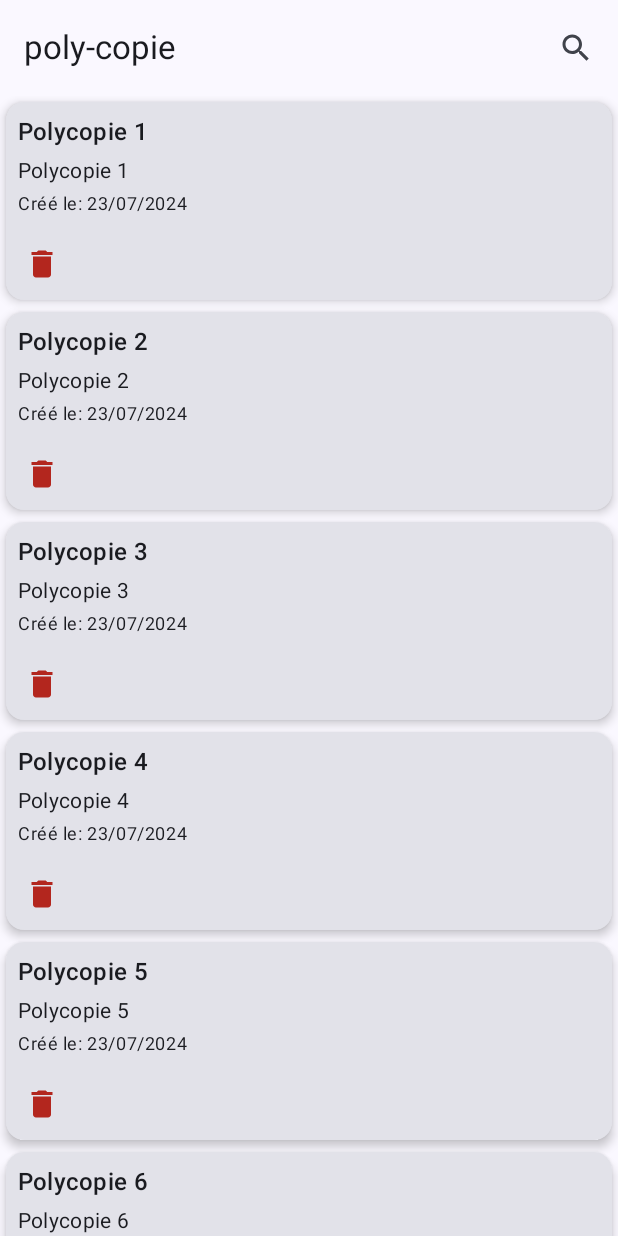
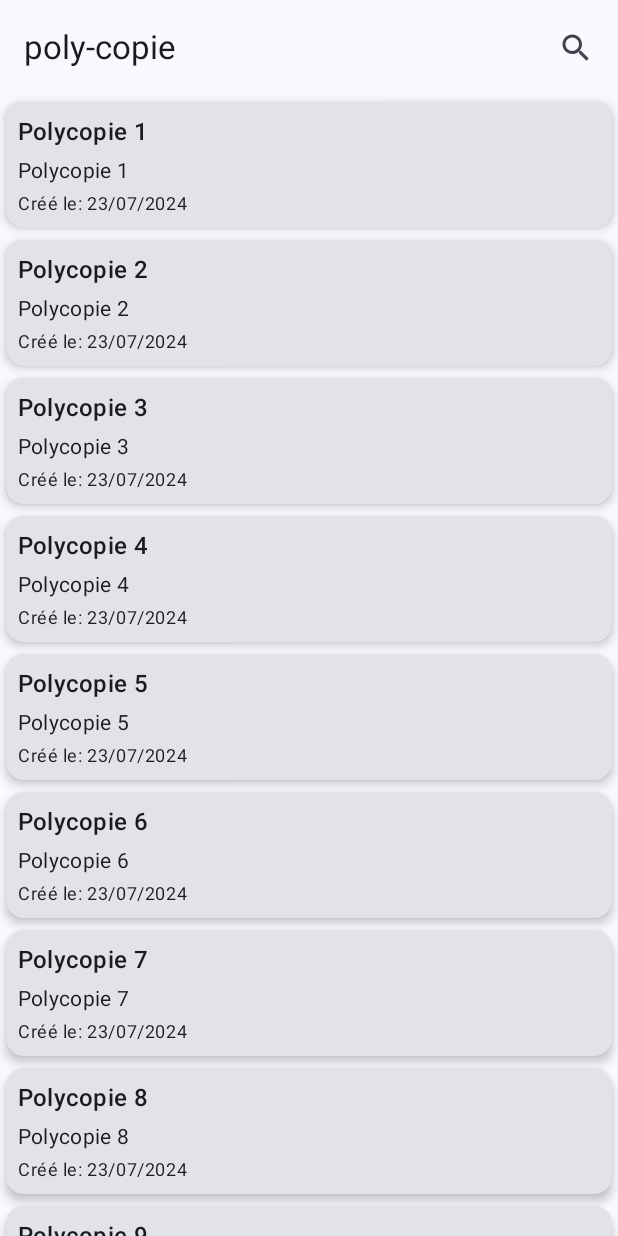
Before and after one commit to benaja-bendo/poly-copie, an Android app built with Jetpack Compose: the screen it shows after launch (MainActivity), on a phone screen of 412 x 824 dp. Run offline under Robolectric (Android 15) with nearby library versions, the phone set to English and light mode, and no system bars.

Commit message:
add click to DetailsPolycopie.kt

```diff
--- a/app/build.gradle.kts
+++ b/app/build.gradle.kts
@@ -59,6 +59,7 @@ dependencies {
     implementation(libs.androidx.ui.graphics)
     implementation(libs.androidx.ui.tooling.preview)
     implementation(libs.androidx.material3)
+    implementation(libs.androidx.navigation.compose)
     testImplementation(libs.junit)
     androidTestImplementation(libs.androidx.junit)
     androidTestImplementation(libs.androidx.espresso.core)
--- a/app/src/main/java/com/bgrfacile/poly_copie/MainActivity.kt
+++ b/app/src/main/java/com/bgrfacile/poly_copie/MainActivity.kt
@@ -6,37 +6,32 @@ import androidx.activity.ComponentActivity
 import androidx.activity.compose.setContent
 import androidx.activity.enableEdgeToEdge
 import androidx.annotation.RequiresApi
-import androidx.compose.material.icons.Icons
-import androidx.compose.material.icons.filled.Search
-import androidx.compose.material3.ExperimentalMaterial3Api
-import androidx.compose.material3.Icon
-import androidx.compose.material3.IconButton
 import androidx.compose.material3.Scaffold
-import androidx.compose.material3.Text
-import androidx.compose.material3.TopAppBar
+import androidx.navigation.compose.NavHost
+import androidx.navigation.compose.composable
+import androidx.navigation.compose.rememberNavController
 import com.bgrfacile.poly_copie.ui.theme.PolycopieTheme
 
 class MainActivity : ComponentActivity() {
-    @OptIn(ExperimentalMaterial3Api::class)
+
     @RequiresApi(Build.VERSION_CODES.O)
     override fun onCreate(savedInstanceState: Bundle?) {
         super.onCreate(savedInstanceState)
         enableEdgeToEdge()
         setContent {
             PolycopieTheme {
+                val navController = rememberNavController()
+
                 Scaffold(
-                    topBar = {
-                        TopAppBar(
-                            title = { Text(text = "poly-copie") },
-                            actions = {
-                                IconButton(onClick = { /* Gérer le clic ici */ }) {
-                                    Icon(Icons.Filled.Search, contentDescription = "Rechercher")
-                                }
+                    topBar = {topBar()},
+                    content = { paddingValues ->
+                        NavHost(navController = navController, startDestination = "main") {
+                            composable("main") { TodoListPage(navController, paddingValues) }
+                            composable("details/{itemId}") { backStackEntry ->
+                                val itemId = backStackEntry.arguments?.getString("itemId")
+                                DetailsPolycopie(itemId ?: "",paddingValues)
                             }
-                        )
-                    },
-                    content = { paddingValues ->
-                        TodoListPage(paddingValues)
+                        }
                     }
                 )
             }
--- a/app/src/main/java/com/bgrfacile/poly_copie/Polycopie.kt
+++ b/app/src/main/java/com/bgrfacile/poly_copie/Polycopie.kt
@@ -15,7 +15,7 @@ data class Polycopie(
 
 @RequiresApi(Build.VERSION_CODES.O)
 fun getFakePolycopie(): List<Polycopie> {
-    return listOf<Polycopie>(
+    return listOf(
         Polycopie(1, "Polycopie 1", "Polycopie 1", Date.from(Instant.now())),
         Polycopie(2, "Polycopie 2", "Polycopie 2", Date.from(Instant.now())),
         Polycopie(3, "Polycopie 3", "Polycopie 3", Date.from(Instant.now())),
@@ -28,3 +28,7 @@ fun getFakePolycopie(): List<Polycopie> {
         Polycopie(10, "Polycopie 10", "Polycopie 10", Date.from(Instant.now())),
     )
 }
+
+fun getFakePolycopieById(id: Int): Polycopie? {
+    return getFakePolycopie().find { it.id == id }
+}
--- a/app/src/main/java/com/bgrfacile/poly_copie/TodoListePage.kt
+++ b/app/src/main/java/com/bgrfacile/poly_copie/TodoListePage.kt
@@ -2,6 +2,7 @@ package com.bgrfacile.poly_copie
 
 import android.os.Build
 import androidx.annotation.RequiresApi
+import androidx.compose.foundation.clickable
 import androidx.compose.foundation.layout.Column
 import androidx.compose.foundation.layout.PaddingValues
 import androidx.compose.foundation.layout.Spacer
@@ -13,19 +14,17 @@ import androidx.compose.foundation.lazy.LazyColumn
 import androidx.compose.foundation.lazy.itemsIndexed
 import androidx.compose.material3.Card
 import androidx.compose.material3.CardDefaults
-import androidx.compose.material3.Icon
-import androidx.compose.material3.IconButton
 import androidx.compose.material3.MaterialTheme
 import androidx.compose.material3.Text
 import androidx.compose.runtime.Composable
 import androidx.compose.ui.Modifier
-import androidx.compose.ui.res.painterResource
 import androidx.compose.ui.unit.dp
+import androidx.navigation.NavController
 import java.text.SimpleDateFormat
 
 @RequiresApi(Build.VERSION_CODES.O)
 @Composable
-fun TodoListPage(paddingValues: PaddingValues) {
+fun TodoListPage(navController: NavController, paddingValues: PaddingValues) {
     val todoList = getFakePolycopie()
 
     Column(
@@ -35,18 +34,21 @@ fun TodoListPage(paddingValues: PaddingValues) {
     ) {
         LazyColumn {
             itemsIndexed(todoList) { _, todo ->
-                PolycopieItem(todo)
+                PolycopieItem(todo){
+                    navController.navigate("details/${todo.id}")
+                }
             }
         }
     }
 }
 
 @Composable
-fun PolycopieItem(item: Polycopie) {
+fun PolycopieItem(item: Polycopie,onClick: () -> Unit) {
     Card(
         modifier = Modifier
             .fillMaxWidth()
-            .padding(4.dp),
+            .padding(4.dp)
+            .clickable(onClick = onClick),
         elevation = CardDefaults.cardElevation(defaultElevation = 4.dp)
     ) {
         Column(
@@ -67,14 +69,5 @@ fun PolycopieItem(item: Polycopie) {
                 style = MaterialTheme.typography.bodySmall
             )
         }
-        IconButton(
-            onClick = { /*TODO*/ }
-        ) {
-            Icon(
-                painter = painterResource(id = R.drawable.baseline_delete_24),
-                contentDescription = "delete",
-                tint = MaterialTheme.colorScheme.error
-            )
-        }
     }
 }
--- /dev/null
+++ b/app/src/main/java/com/bgrfacile/poly_copie/TopBar.kt
@@ -0,0 +1,23 @@
+package com.bgrfacile.poly_copie
+
+import androidx.compose.material.icons.Icons
+import androidx.compose.material.icons.filled.Search
+import androidx.compose.material3.ExperimentalMaterial3Api
+import androidx.compose.material3.Icon
+import androidx.compose.material3.IconButton
+import androidx.compose.material3.Text
+import androidx.compose.material3.TopAppBar
+import androidx.compose.runtime.Composable
+
+@OptIn(ExperimentalMaterial3Api::class)
+@Composable
+fun topBar(){
+    TopAppBar(
+        title = { Text(text = "poly-copie") },
+        actions = {
+            IconButton(onClick = { /* Gérer le clic ici */ }) {
+                Icon(Icons.Filled.Search, contentDescription = "Rechercher")
+            }
+        }
+    )
+}
--- a/gradle/libs.versions.toml
+++ b/gradle/libs.versions.toml
@@ -8,6 +8,7 @@ espressoCore = "3.6.1"
 lifecycleRuntimeKtx = "2.8.3"
 activityCompose = "1.9.0"
 composeBom = "2024.04.01"
+navigationCompose = "2.7.7"
 
 [libraries]
 androidx-core-ktx = { group = "androidx.core", name = "core-ktx", version.ref = "coreKtx" }
@@ -24,6 +25,7 @@ androidx-ui-tooling-preview = { group = "androidx.compose.ui", name = "ui-toolin
 androidx-ui-test-manifest = { group = "androidx.compose.ui", name = "ui-test-manifest" }
 androidx-ui-test-junit4 = { group = "androidx.compose.ui", name = "ui-test-junit4" }
 androidx-material3 = { group = "androidx.compose.material3", name = "material3" }
+androidx-navigation-compose = { group = "androidx.navigation", name = "navigation-compose", version.ref = "navigationCompose" }
 
 [plugins]
 android-application = { id = "com.android.application", version.ref = "agp" }
```
Also changed, not shown: app/src/main/java/com/bgrfacile/poly_copie/DetailsPolycopie.kt (added, +34 -0 lines).
